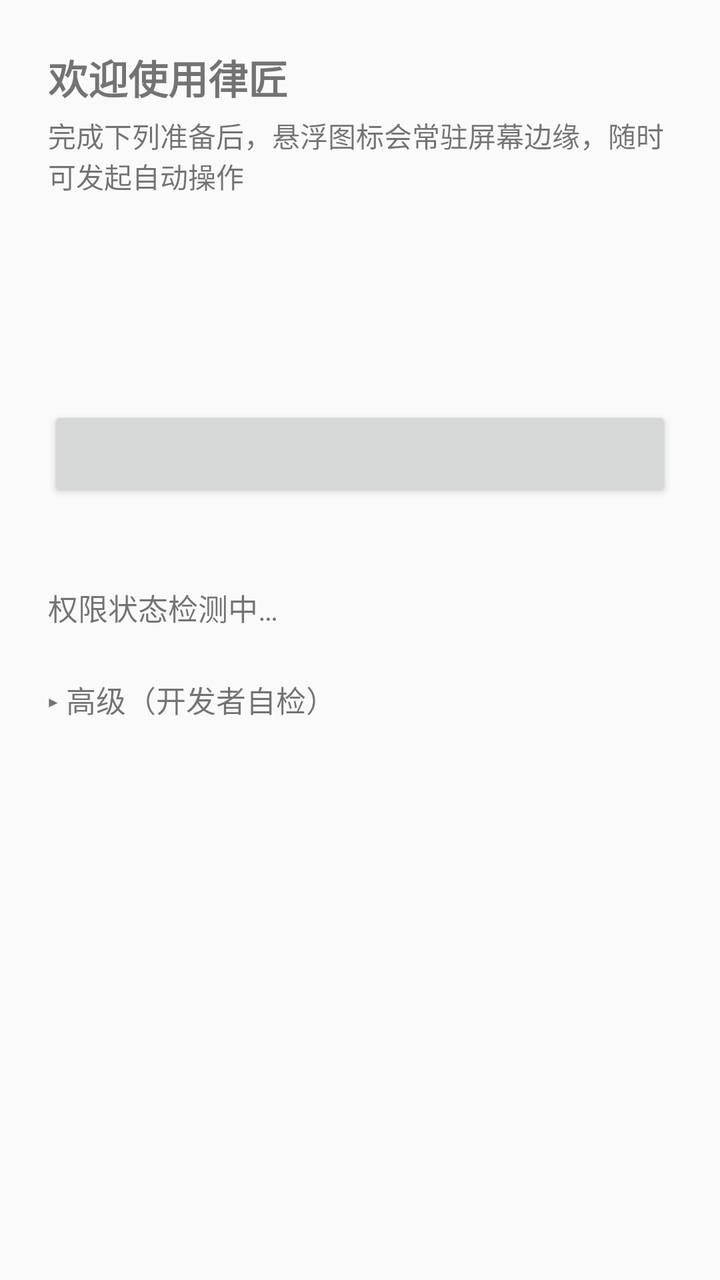
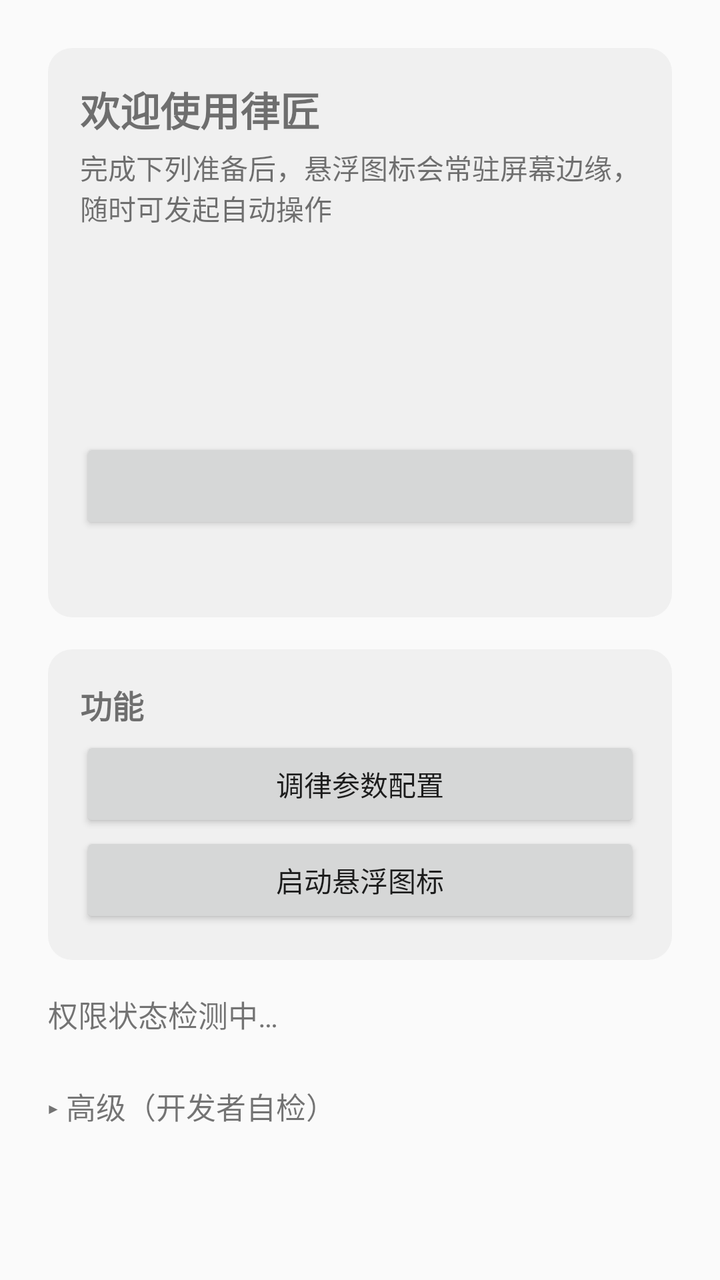

Compare the two renders of this Android layout. The source of the first and the diff that turns it into the second are given below.
<!-- AndroidManifest.xml: application theme Theme.Lvjiang -->
<!-- res/layout/activity_main.xml -->
<?xml version="1.0" encoding="utf-8"?>
<ScrollView xmlns:android="http://schemas.android.com/apk/res/android"
    android:layout_width="match_parent"
    android:layout_height="match_parent"
    android:fitsSystemWindows="true">

    <LinearLayout
        android:layout_width="match_parent"
        android:layout_height="wrap_content"
        android:orientation="vertical"
        android:padding="24dp">

        

        <TextView
            android:id="@+id/guide_title"
            android:layout_width="match_parent"
            android:layout_height="wrap_content"
            android:text="@string/guide_title"
            android:textSize="20sp"
            android:textStyle="bold"
            android:paddingBottom="4dp" />

        <TextView
            android:id="@+id/guide_subtitle"
            android:layout_width="match_parent"
            android:layout_height="wrap_content"
            android:text="@string/guide_subtitle"
            android:textSize="14sp"
            android:paddingBottom="16dp" />

        <TextView
            android:id="@+id/check_a11y"
            android:layout_width="match_parent"
            android:layout_height="wrap_content"
            android:textSize="15sp"
            android:paddingBottom="6dp" />

        <TextView
            android:id="@+id/check_overlay"
            android:layout_width="match_parent"
            android:layout_height="wrap_content"
            android:textSize="15sp"
            android:paddingBottom="6dp" />

        <TextView
            android:id="@+id/check_notification"
            android:layout_width="match_parent"
            android:layout_height="wrap_content"
            android:textSize="15sp"
            android:paddingBottom="16dp" />

        <Button
            android:id="@+id/btn_next"
            android:layout_width="match_parent"
            android:layout_height="wrap_content"
            android:textSize="16sp" />

        <TextView
            android:id="@+id/guide_hint"
            android:layout_width="match_parent"
            android:layout_height="wrap_content"
            android:textSize="13sp"
            android:paddingTop="8dp"
            android:paddingBottom="16dp" />

        

        <TextView
            android:id="@+id/status_text"
            android:layout_width="match_parent"
            android:layout_height="wrap_content"
            android:text="@string/status_placeholder"
            android:textSize="15sp"
            android:paddingBottom="16dp" />

        

        <TextView
            android:id="@+id/advanced_toggle"
            android:layout_width="match_parent"
            android:layout_height="wrap_content"
            android:text="@string/advanced_collapsed"
            android:textSize="15sp"
            android:paddingTop="8dp"
            android:paddingBottom="8dp" />

        <LinearLayout
            android:id="@+id/advanced_panel"
            android:layout_width="match_parent"
            android:layout_height="wrap_content"
            android:orientation="vertical"
            android:visibility="gone">

            <Button
                android:id="@+id/btn_overlay"
                android:layout_width="match_parent"
                android:layout_height="wrap_content"
                android:text="@string/btn_overlay" />

            <Button
                android:id="@+id/btn_a11y"
                android:layout_width="match_parent"
                android:layout_height="wrap_content"
                android:text="@string/btn_a11y" />

            <Button
                android:id="@+id/btn_shizuku"
                android:layout_width="match_parent"
                android:layout_height="wrap_content"
                android:text="@string/btn_shizuku" />

            <Button
                android:id="@+id/btn_notification"
                android:layout_width="match_parent"
                android:layout_height="wrap_content"
                android:text="@string/btn_notification" />

            <Button
                android:id="@+id/btn_start_float"
                android:layout_width="match_parent"
                android:layout_height="wrap_content"
                android:text="@string/btn_start_float" />

            <Button
                android:id="@+id/btn_stop_float"
                android:layout_width="match_parent"
                android:layout_height="wrap_content"
                android:text="@string/btn_stop_float" />

            <Button
                android:id="@+id/btn_test_shell"
                android:layout_width="match_parent"
                android:layout_height="wrap_content"
                android:text="@string/btn_test_shell" />

            <Button
                android:id="@+id/btn_test_python"
                android:layout_width="match_parent"
                android:layout_height="wrap_content"
                android:text="@string/btn_test_python" />

            
            <Button
                android:id="@+id/btn_test_click"
                android:layout_width="match_parent"
                android:layout_height="wrap_content"
                android:text="@string/btn_test_click" />

        </LinearLayout>

    </LinearLayout>
</ScrollView>
<!-- resources referenced by this layout -->
<resources>
  <string name="advanced_collapsed">▸ 高级（开发者自检）</string>
  <string name="btn_a11y">2. 开启无障碍服务（必需）</string>
  <string name="btn_notification">4. 授予通知权限</string>
  <string name="btn_overlay">1. 授予悬浮窗权限</string>
  <string name="btn_shizuku">3. 授予 Shizuku 权限（可选）</string>
  <string name="btn_start_float">启动悬浮图标</string>
  <string name="btn_stop_float">停止悬浮图标</string>
  <string name="btn_test_click">自检：点击回显</string>
  <string name="btn_test_python">自检：Python 运行时</string>
  <string name="btn_test_shell">自检：shell 通道（id）</string>
  <string name="guide_subtitle">完成下列准备后，悬浮图标会常驻屏幕边缘，随时可发起自动操作</string>
  <string name="guide_title">欢迎使用律匠</string>
  <string name="status_placeholder">权限状态检测中…</string>
  <style name="Theme.Lvjiang" parent="Theme.AppCompat.DayNight.NoActionBar" />
</resources>

<!-- the commit's change to res/layout/activity_main.xml (unified diff, before → after) -->
@@ -12,57 +12,100 @@
 
         
 
-        <TextView
-            android:id="@+id/guide_title"
+        <LinearLayout
+            android:id="@+id/guide_card"
             android:layout_width="match_parent"
             android:layout_height="wrap_content"
-            android:text="@string/guide_title"
-            android:textSize="20sp"
-            android:textStyle="bold"
-            android:paddingBottom="4dp" />
+            android:orientation="vertical"
+            android:background="@drawable/bg_card"
+            android:padding="16dp">
 
-        <TextView
-            android:id="@+id/guide_subtitle"
+            <TextView
+                android:id="@+id/guide_title"
+                android:layout_width="match_parent"
+                android:layout_height="wrap_content"
+                android:text="@string/guide_title"
+                android:textSize="20sp"
+                android:textStyle="bold"
+                android:paddingBottom="4dp" />
+
+            <TextView
+                android:id="@+id/guide_subtitle"
+                android:layout_width="match_parent"
+                android:layout_height="wrap_content"
+                android:text="@string/guide_subtitle"
+                android:textSize="14sp"
+                android:paddingBottom="16dp" />
+
+            <TextView
+                android:id="@+id/check_a11y"
+                android:layout_width="match_parent"
+                android:layout_height="wrap_content"
+                android:textSize="15sp"
+                android:paddingBottom="6dp" />
+
+            <TextView
+                android:id="@+id/check_overlay"
+                android:layout_width="match_parent"
+                android:layout_height="wrap_content"
+                android:textSize="15sp"
+                android:paddingBottom="6dp" />
+
+            <TextView
+                android:id="@+id/check_notification"
+                android:layout_width="match_parent"
+                android:layout_height="wrap_content"
+                android:textSize="15sp"
+                android:paddingBottom="16dp" />
+
+            <Button
+                android:id="@+id/btn_next"
+                android:layout_width="match_parent"
+                android:layout_height="wrap_content"
+                android:textSize="16sp" />
+
+            <TextView
+                android:id="@+id/guide_hint"
+                android:layout_width="match_parent"
+                android:layout_height="wrap_content"
+                android:textSize="13sp"
+                android:paddingTop="8dp" />
+
+        </LinearLayout>
+
+        
+
+        <LinearLayout
+            android:id="@+id/features_section"
             android:layout_width="match_parent"
             android:layout_height="wrap_content"
-            android:text="@string/guide_subtitle"
-            android:textSize="14sp"
-            android:paddingBottom="16dp" />
+            android:orientation="vertical"
+            android:background="@drawable/bg_card"
+            android:padding="16dp"
+            android:layout_marginTop="16dp"
+            android:layout_marginBottom="16dp">
 
-        <TextView
-            android:id="@+id/check_a11y"
-            android:layout_width="match_parent"
-            android:layout_height="wrap_content"
-            android:textSize="15sp"
-            android:paddingBottom="6dp" />
+            <TextView
+                android:layout_width="match_parent"
+                android:layout_height="wrap_content"
+                android:text="@string/section_features"
+                android:textSize="16sp"
+                android:textStyle="bold"
+                android:paddingBottom="4dp" />
 
-        <TextView
-            android:id="@+id/check_overlay"
-            android:layout_width="match_parent"
-            android:layout_height="wrap_content"
-            android:textSize="15sp"
-            android:paddingBottom="6dp" />
+            <Button
+                android:id="@+id/btn_tuning_config"
+                android:layout_width="match_parent"
+                android:layout_height="wrap_content"
+                android:text="@string/btn_tuning_config" />
 
-        <TextView
-            android:id="@+id/check_notification"
-            android:layout_width="match_parent"
-            android:layout_height="wrap_content"
-            android:textSize="15sp"
-            android:paddingBottom="16dp" />
+            <Button
+                android:id="@+id/btn_float_toggle"
+                android:layout_width="match_parent"
+                android:layout_height="wrap_content"
+                android:text="@string/btn_start_float" />
 
-        <Button
-            android:id="@+id/btn_next"
-            android:layout_width="match_parent"
-            android:layout_height="wrap_content"
-            android:textSize="16sp" />
-
-        <TextView
-            android:id="@+id/guide_hint"
-            android:layout_width="match_parent"
-            android:layout_height="wrap_content"
-            android:textSize="13sp"
-            android:paddingTop="8dp"
-            android:paddingBottom="16dp" />
+        </LinearLayout>
 
         
 
@@ -117,18 +160,6 @@
                 android:text="@string/btn_notification" />
 
             <Button
-                android:id="@+id/btn_start_float"
-                android:layout_width="match_parent"
-                android:layout_height="wrap_content"
-                android:text="@string/btn_start_float" />
-
-            <Button
-                android:id="@+id/btn_stop_float"
-                android:layout_width="match_parent"
-                android:layout_height="wrap_content"
-                android:text="@string/btn_stop_float" />
-
-            <Button
                 android:id="@+id/btn_test_shell"
                 android:layout_width="match_parent"
                 android:layout_height="wrap_content"
<!-- resource entries referenced after the edit -->
@@ -1,17 +1,25 @@
 <!-- resources referenced by this layout -->
 <resources>
+  <!-- drawable bg_card (drawable) -->
+  <?xml version="1.0" encoding="utf-8"?>
+  <shape xmlns:android="http://schemas.android.com/apk/res/android"
+      android:shape="rectangle">
+      <corners android:radius="12dp" />
+      <solid android:color="#14808080" />
+  </shape>
   <string name="advanced_collapsed">▸ 高级（开发者自检）</string>
   <string name="btn_a11y">2. 开启无障碍服务（必需）</string>
   <string name="btn_notification">4. 授予通知权限</string>
   <string name="btn_overlay">1. 授予悬浮窗权限</string>
   <string name="btn_shizuku">3. 授予 Shizuku 权限（可选）</string>
   <string name="btn_start_float">启动悬浮图标</string>
-  <string name="btn_stop_float">停止悬浮图标</string>
   <string name="btn_test_click">自检：点击回显</string>
   <string name="btn_test_python">自检：Python 运行时</string>
   <string name="btn_test_shell">自检：shell 通道（id）</string>
+  <string name="btn_tuning_config">调律参数配置</string>
   <string name="guide_subtitle">完成下列准备后，悬浮图标会常驻屏幕边缘，随时可发起自动操作</string>
   <string name="guide_title">欢迎使用律匠</string>
+  <string name="section_features">功能</string>
   <string name="status_placeholder">权限状态检测中…</string>
   <style name="Theme.Lvjiang" parent="Theme.AppCompat.DayNight.NoActionBar" />
 </resources>
